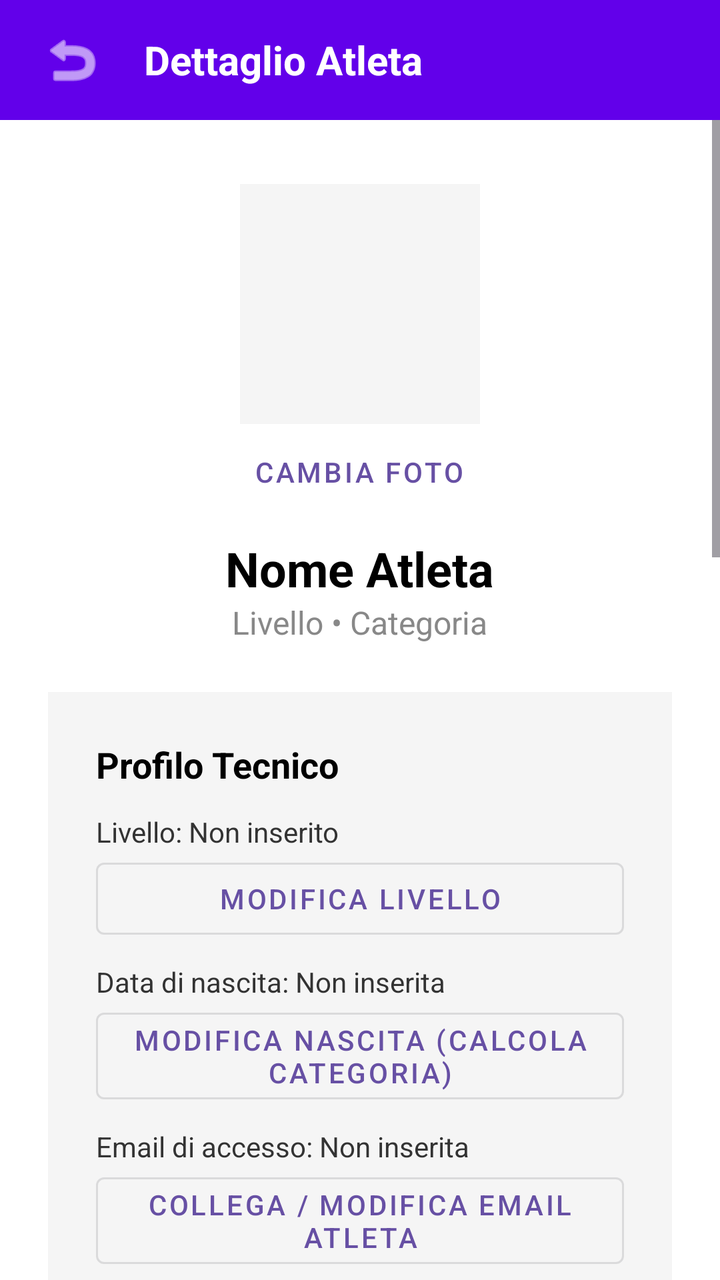
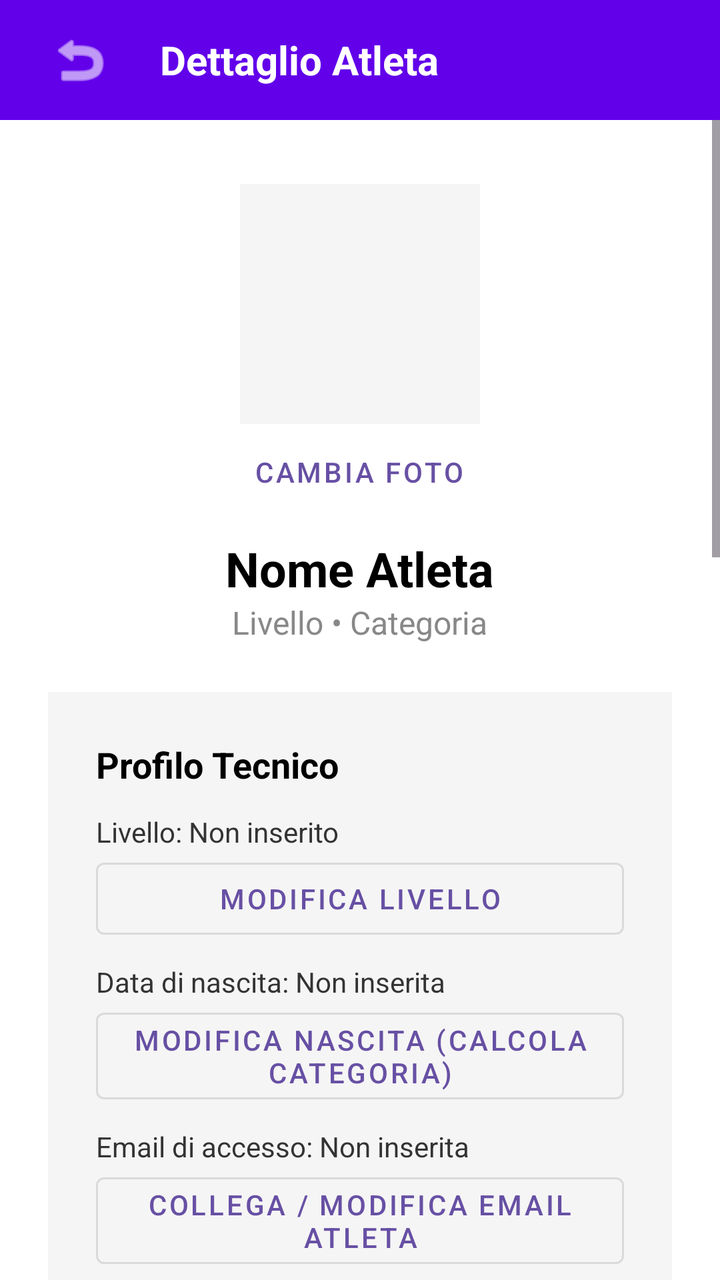

Two renders of the same Android screen: before a commit and after it. Below are the layout's source before the change and the commit's diff.
<!-- AndroidManifest.xml: application theme Theme.GinnasticaRitmica -->
<!-- res/layout/fragment_dettaglio_atleta.xml -->
<?xml version="1.0" encoding="utf-8"?>
<layout xmlns:android="http://schemas.android.com/apk/res/android"
    xmlns:app="http://schemas.android.com/apk/res-auto">

    <LinearLayout
        android:layout_width="match_parent"
        android:layout_height="match_parent"
        android:orientation="vertical"
        android:background="@color/sfondo_app">

        
        <LinearLayout
            android:layout_width="match_parent"
            android:layout_height="60dp"
            android:background="@color/viola_torre"
            android:gravity="center_vertical"
            android:orientation="horizontal"
            android:paddingHorizontal="16dp">

            <ImageButton
                android:id="@+id/btnTornaIndietro"
                android:layout_width="40dp"
                android:layout_height="40dp"
                android:background="?attr/selectableItemBackgroundBorderless"
                android:src="@android:drawable/ic_menu_revert"
                app:tint="@android:color/white" />

            <TextView
                android:layout_width="wrap_content"
                android:layout_height="wrap_content"
                android:layout_marginStart="16dp"
                android:text="Dettaglio Atleta"
                android:textColor="@android:color/white"
                android:textSize="20sp"
                android:textStyle="bold" />
        </LinearLayout>

        <ScrollView
            android:layout_width="match_parent"
            android:layout_height="match_parent"
            android:fillViewport="true">

            <LinearLayout
                android:layout_width="match_parent"
                android:layout_height="wrap_content"
                android:orientation="vertical"
                android:paddingTop="16dp"
                android:paddingBottom="32dp"
                android:gravity="center_horizontal">

                <ImageView
                    android:id="@+id/imgProfiloAtleta"
                    android:layout_width="120dp"
                    android:layout_height="120dp"
                    android:layout_marginTop="16dp"
                    android:background="@color/grigio_box" />

                <Button
                    android:id="@+id/btnModificaFoto"
                    style="@style/Widget.MaterialComponents.Button.TextButton"
                    android:layout_width="wrap_content"
                    android:layout_height="wrap_content"
                    android:text="Cambia Foto" />

                <TextView
                    android:id="@+id/tvNomeDettaglio"
                    android:layout_width="wrap_content"
                    android:layout_height="wrap_content"
                    android:text="Nome Atleta"
                    android:textColor="@color/testo_titoli"
                    android:textSize="24sp"
                    android:textStyle="bold"
                    android:layout_marginTop="8dp"/>

                <TextView
                    android:id="@+id/tvCategoriaDettaglio"
                    android:layout_width="wrap_content"
                    android:layout_height="wrap_content"
                    android:text="Livello • Categoria"
                    android:textSize="16sp"
                    android:textColor="@color/testo_chiaro"
                    android:layout_marginBottom="24dp"/>

                
                <LinearLayout
                    android:layout_width="match_parent"
                    android:layout_height="wrap_content"
                    android:orientation="vertical"
                    android:background="@color/grigio_box"
                    android:padding="24dp"
                    android:layout_marginHorizontal="24dp"
                    android:layout_marginBottom="16dp">

                    <TextView
                        android:layout_width="wrap_content"
                        android:layout_height="wrap_content"
                        android:text="Profilo Tecnico"
                        android:textColor="@color/testo_titoli"
                        android:textStyle="bold"
                        android:textSize="18sp"
                        android:layout_marginBottom="12dp"/>

                    <TextView
                        android:id="@+id/tvLivelloScelto"
                        android:layout_width="match_parent"
                        android:layout_height="wrap_content"
                        android:text="Livello: Non inserito"
                        android:textColor="@color/testo_sottotitoli"/>
                    <Button
                        android:id="@+id/btnModificaLivello"
                        style="@style/Widget.MaterialComponents.Button.OutlinedButton"
                        android:layout_width="match_parent"
                        android:layout_height="wrap_content"
                        android:text="Modifica Livello"
                        android:layout_marginBottom="8dp"/>

                    <TextView
                        android:id="@+id/tvDataNascita"
                        android:layout_width="match_parent"
                        android:layout_height="wrap_content"
                        android:text="Data di nascita: Non inserita"
                        android:textColor="@color/testo_sottotitoli"/>
                    <Button
                        android:id="@+id/btnModificaNascita"
                        style="@style/Widget.MaterialComponents.Button.OutlinedButton"
                        android:layout_width="match_parent"
                        android:layout_height="wrap_content"
                        android:text="Modifica Nascita (Calcola Categoria)"
                        android:layout_marginBottom="8dp"/>

                    <TextView
                        android:id="@+id/tvEmailAtletaDettaglio"
                        android:layout_width="match_parent"
                        android:layout_height="wrap_content"
                        android:text="Email di accesso: Non inserita"
                        android:textColor="@color/testo_sottotitoli"/>

                    <Button
                        android:id="@+id/btnModificaEmail"
                        style="@style/Widget.MaterialComponents.Button.OutlinedButton"
                        android:layout_width="match_parent"
                        android:layout_height="wrap_content"
                        android:text="Collega / Modifica Email Atleta"
                        android:layout_marginBottom="8dp"/>

                    <TextView
                        android:id="@+id/tvAttrezziUsati"
                        android:layout_width="match_parent"
                        android:layout_height="wrap_content"
                        android:text="Attrezzi dell'anno: Nessuno"
                        android:textColor="@color/testo_sottotitoli"/>
                    <Button
                        android:id="@+id/btnModificaAttrezzi"
                        style="@style/Widget.MaterialComponents.Button.OutlinedButton"
                        android:layout_width="match_parent"
                        android:layout_height="wrap_content"
                        android:text="Scegli Attrezzi"
                        android:layout_marginBottom="8dp"/>

                    <TextView
                        android:id="@+id/tvGruppoScelto"
                        android:layout_width="match_parent"
                        android:layout_height="wrap_content"
                        android:text="Gruppo: Non assegnato"
                        android:textStyle="bold"
                        android:textColor="@color/verde_acqua_bottoni"
                        android:layout_marginTop="8dp"/>
                    <Button
                        android:id="@+id/btnModificaGruppo"
                        style="@style/Widget.MaterialComponents.Button.OutlinedButton"
                        android:layout_width="match_parent"
                        android:layout_height="wrap_content"
                        android:text="Assegna Gruppo di Lavoro" />

                </LinearLayout>

                
                <LinearLayout
                    android:layout_width="match_parent"
                    android:layout_height="wrap_content"
                    android:orientation="vertical"
                    android:background="@color/grigio_box"
                    android:padding="24dp"
                    android:layout_marginHorizontal="24dp"
                    android:layout_marginBottom="16dp">

                    <TextView
                        android:layout_width="wrap_content"
                        android:layout_height="wrap_content"
                        android:text="Certificato e Musica"
                        android:textColor="@color/testo_titoli"
                        android:textStyle="bold"
                        android:textSize="18sp"
                        android:layout_marginBottom="12dp"/>

                    <TextView
                        android:id="@+id/tvScadenzaCertificato"
                        android:layout_width="match_parent"
                        android:layout_height="wrap_content"
                        android:text="Nessuna scadenza inserita"
                        android:textColor="@color/testo_sottotitoli"/>
                    <Button
                        android:id="@+id/btnAggiornaCertificato"
                        style="@style/Widget.MaterialComponents.Button.OutlinedButton"
                        android:layout_width="match_parent"
                        android:layout_height="wrap_content"
                        android:text="Aggiorna Certificato"
                        android:layout_marginBottom="16dp"/>

                    <TextView
                        android:id="@+id/tvStatoMusica"
                        android:layout_width="match_parent"
                        android:layout_height="wrap_content"
                        android:text="Nessuna traccia caricata"
                        android:textColor="@color/testo_sottotitoli"/>
                    <Button
                        android:id="@+id/btnCaricaMusica"
                        style="@style/Widget.MaterialComponents.Button.OutlinedButton"
                        android:layout_width="match_parent"
                        android:layout_height="wrap_content"
                        android:text="Carica Link Dropbox"
                        android:layout_marginBottom="8dp"/>

                    <LinearLayout
                        android:layout_width="match_parent"
                        android:layout_height="wrap_content"
                        android:orientation="horizontal">
                        <Button
                            android:id="@+id/btnRiproduciMusica"
                            android:layout_width="0dp"
                            android:layout_height="wrap_content"
                            android:layout_weight="1"
                            android:text="▶ Riproduci"
                            android:backgroundTint="@color/viola_torre"
                            android:textColor="@android:color/white"
                            android:layout_marginEnd="4dp"/>
                        <Button
                            android:id="@+id/btnFermaMusica"
                            android:layout_width="0dp"
                            android:layout_height="wrap_content"
                            android:layout_weight="1"
                            android:text="⏹ Ferma"
                            android:backgroundTint="@color/rosso_alert"
                            android:textColor="@android:color/white"
                            android:visibility="gone"
                            android:layout_marginStart="4dp"/>
                    </LinearLayout>
                </LinearLayout>

                
                <LinearLayout
                    android:layout_width="match_parent"
                    android:layout_height="wrap_content"
                    android:orientation="vertical"
                    android:background="@color/grigio_box"
                    android:padding="24dp"
                    android:layout_marginHorizontal="24dp"
                    android:layout_marginBottom="24dp">

                    <TextView
                        android:layout_width="wrap_content"
                        android:layout_height="wrap_content"
                        android:text="Diario Presenze"
                        android:textColor="@color/testo_titoli"
                        android:textStyle="bold"
                        android:textSize="18sp"/>

                    <com.github.mikephil.charting.charts.PieChart
                        android:id="@+id/pieChartPresenze"
                        android:layout_width="match_parent"
                        android:layout_height="200dp"
                        android:layout_marginTop="16dp"
                        android:layout_marginBottom="16dp"/>

                    <LinearLayout
                        android:layout_width="match_parent"
                        android:layout_height="wrap_content"
                        android:orientation="horizontal"
                        android:gravity="center">

                        <Button
                            android:id="@+id/btnAggiungiPresenza"
                            style="@style/Widget.MaterialComponents.Button.TextButton"
                            android:layout_width="wrap_content"
                            android:layout_height="wrap_content"
                            android:text="+1 Presenza"
                            android:textColor="@color/verde_acqua_bottoni"/>

                        <Button
                            android:id="@+id/btnAggiungiAssenza"
                            style="@style/Widget.MaterialComponents.Button.TextButton"
                            android:layout_width="wrap_content"
                            android:layout_height="wrap_content"
                            android:text="+1 Assenza"
                            android:textColor="@color/rosso_alert"/>
                    </LinearLayout>
                </LinearLayout>

                <Button
                    android:id="@+id/btnEliminaAtleta"
                    android:layout_width="match_parent"
                    android:layout_height="wrap_content"
                    android:layout_marginHorizontal="24dp"
                    android:text="Elimina Ginnasta"
                    android:backgroundTint="@color/rosso_alert"
                    android:textColor="@android:color/white"/>

            </LinearLayout>
        </ScrollView>
    </LinearLayout>
</layout>
<!-- resources referenced by this layout -->
<resources>
  <color name="grigio_box">#F5F5F5</color>
  <color name="rosso_alert">#CF6679</color>
  <color name="sfondo_app">#FFFFFF</color>
  <color name="testo_chiaro">#888888</color>
  <color name="testo_sottotitoli">#333333</color>
  <color name="testo_titoli">#000000</color>
  <color name="verde_acqua_bottoni">#03DAC5</color>
  <color name="viola_torre">#6200EA</color>
  <style name="Theme.GinnasticaRitmica" parent="Base.Theme.GinnasticaRitmica" />
  <style name="Base.Theme.GinnasticaRitmica" parent="Theme.Material3.DayNight.NoActionBar">
          
          
      </style>
</resources>

<!-- the commit's change to res/layout/fragment_dettaglio_atleta.xml (unified diff, before → after) -->
@@ -19,8 +19,8 @@
 
             <ImageButton
                 android:id="@+id/btnTornaIndietro"
-                android:layout_width="40dp"
-                android:layout_height="40dp"
+                android:layout_width="48dp"
+                android:layout_height="48dp"
                 android:background="?attr/selectableItemBackgroundBorderless"
                 android:src="@android:drawable/ic_menu_revert"
                 app:tint="@android:color/white" />
